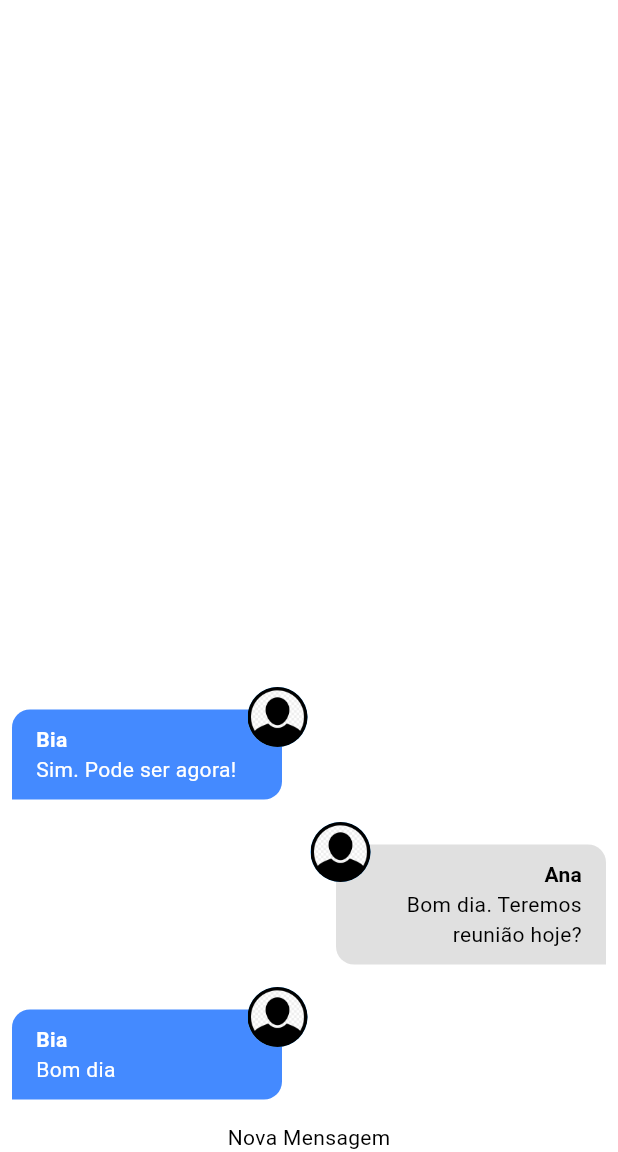
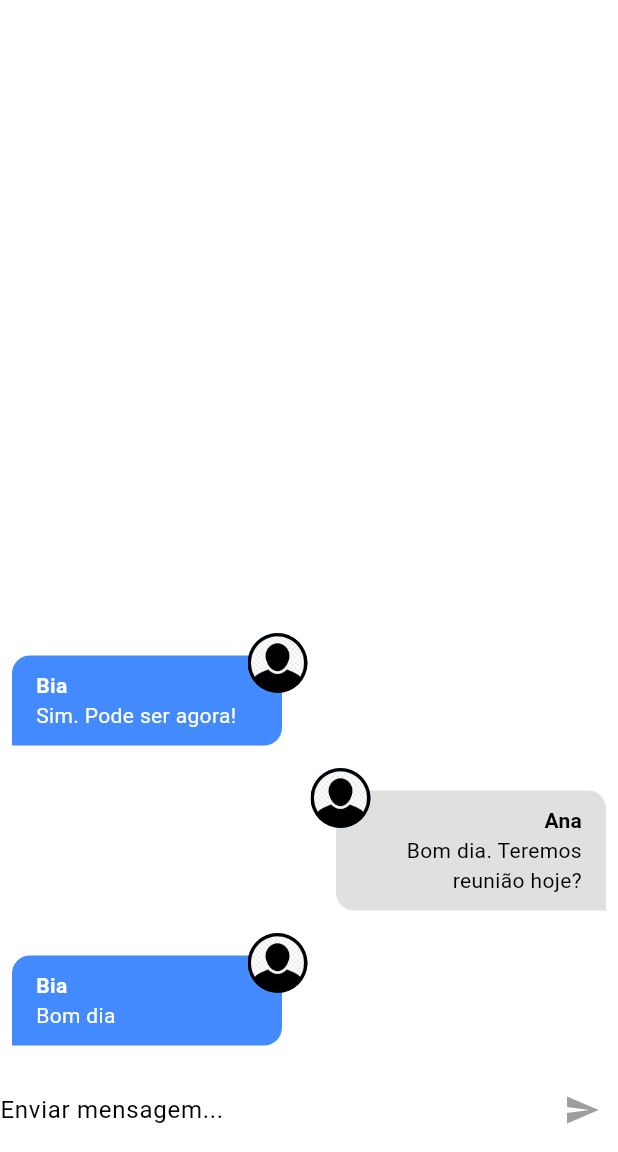
Before and after one commit to Jooaomarcelo/chat-app, a Flutter app: the screen it shows after launch, on a phone screen of 412 x 824 dp, the part 84-1236 px from its top. Run offline on Flutter 3.47's test engine with Material 3 defaults, Android fonts, the phone set to English and light mode, and no system bars; our stand-ins replace image_cropper, image_picker; accounts and stored records are empty.

Commit message:
implemented new message

```diff
--- a/lib/components/new_message.dart
+++ b/lib/components/new_message.dart
@@ -1,12 +1,55 @@
+import 'package:chat_app/core/services/auth/auth_service.dart';
+import 'package:chat_app/core/services/chat/chat_service.dart';
 import 'package:flutter/material.dart';
 
-class NewMessage extends StatelessWidget {
+class NewMessage extends StatefulWidget {
   const NewMessage({super.key});
 
   @override
+  State<NewMessage> createState() => _NewMessageState();
+}
+
+class _NewMessageState extends State<NewMessage> {
+  String _message = '';
+  final _messageController = TextEditingController();
+
+  Future<void> _sendMessage() async {
+    final user = AuthService().currentUser;
+
+    if (user != null) {
+      await ChatService().save(_message, user);
+      _messageController.clear();
+    }
+  }
+
+  @override
   Widget build(BuildContext context) {
-    return const Center(
-      child: Text('Nova Mensagem'),
+    return Row(
+      children: [
+        Expanded(
+          child: TextField(
+            controller: _messageController,
+            onChanged: (msg) => setState(() => _message = msg),
+            decoration: InputDecoration(
+              labelText: 'Enviar mensagem...',
+            ),
+            onSubmitted: (_) {
+              if (_message.trim().isNotEmpty) {
+                _sendMessage();
+              }
+            },
+          ),
+        ),
+        IconButton(
+          icon: Icon(
+            Icons.send,
+            color: _message.trim().isEmpty
+                ? Colors.grey
+                : Theme.of(context).colorScheme.primary,
+          ),
+          onPressed: _message.trim().isEmpty ? null : _sendMessage,
+        ),
+      ],
     );
   }
 }
--- a/lib/core/services/chat/chat_mock_service.dart
+++ b/lib/core/services/chat/chat_mock_service.dart
@@ -54,7 +54,7 @@ class ChatMockService implements ChatService {
       userImageUrl: user.imageUrl,
     );
     _msgs.add(newMessage);
-    _controller?.add(_msgs);
+    _controller?.add(_msgs.reversed.toList());
     return newMessage;
   }
 }
```
